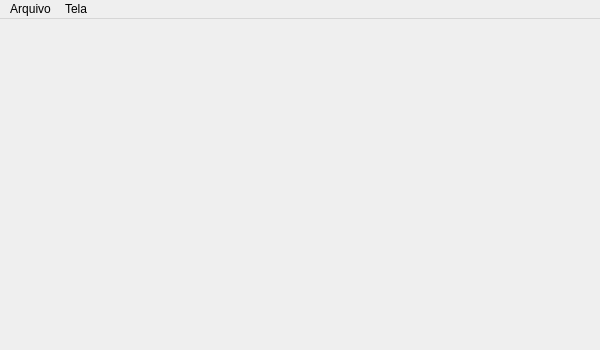
First picture: the form in src/tugalinhas/main.ui, repository Transpyler/pytuga, before the edit.
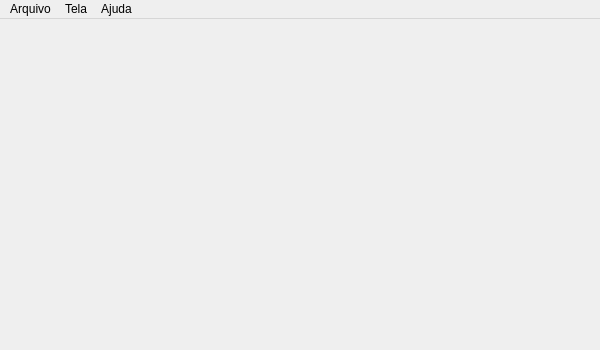
Second picture: the form after the edit.

Commit message: fixed bug that commands that return no value would require to press return twice in order to restore the prompt

The edit to the form file:
```diff
--- a/src/tugalinhas/main.ui
+++ b/src/tugalinhas/main.ui
@@ -32,7 +32,7 @@
      <x>0</x>
      <y>0</y>
      <width>600</width>
-     <height>25</height>
+     <height>29</height>
     </rect>
    </property>
    <widget class="QMenu" name="menuFile">
@@ -54,8 +54,16 @@
     <addaction name="separator"/>
     <addaction name="actionLimpar_tela"/>
    </widget>
+   <widget class="QMenu" name="menuHelp">
+    <property name="title">
+     <string>Ajuda</string>
+    </property>
+    <addaction name="actionDocumentation"/>
+    <addaction name="actionAbout"/>
+   </widget>
    <addaction name="menuFile"/>
    <addaction name="menuTela"/>
+   <addaction name="menuHelp"/>
   </widget>
   <action name="actionNovo">
    <property name="text">
```
Left out of the diff: 44 changed lines with no effect on the pictures. The commit also changes 1 other file.
